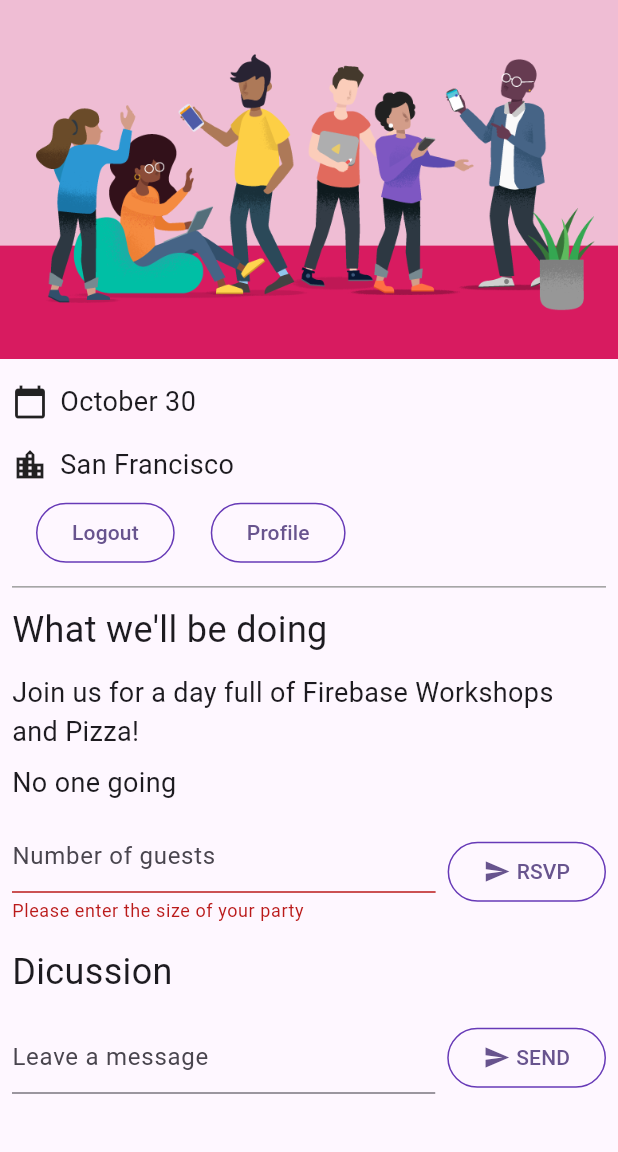
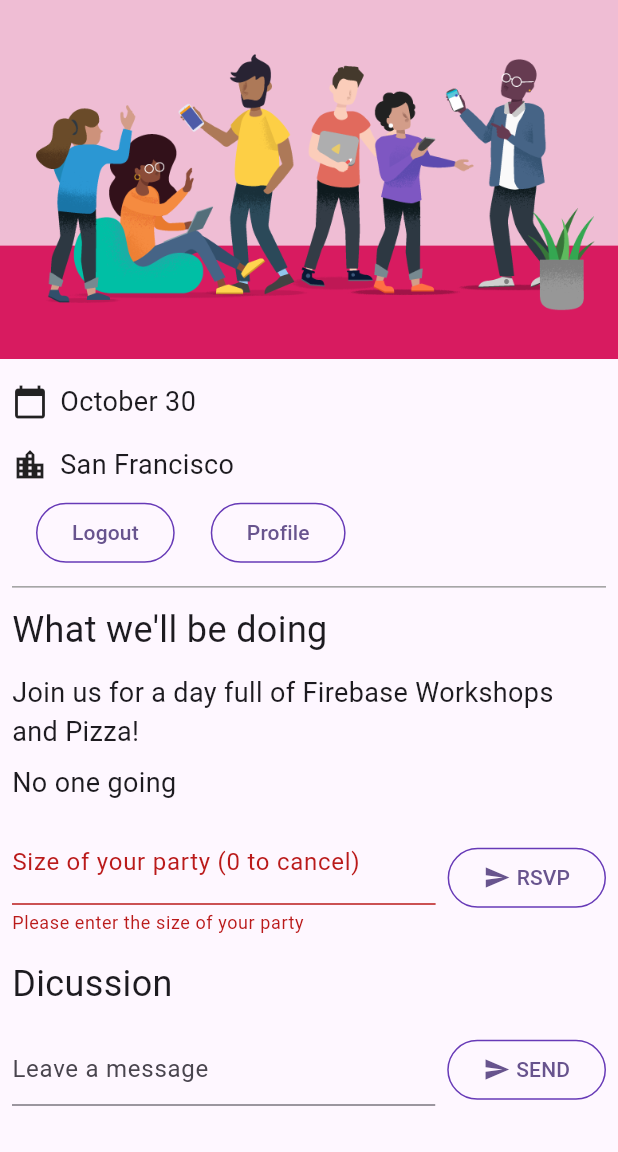
Before and after one commit to LeitMoth/firebase_demo, a Flutter app: the screen it shows once a user with an empty profile is signed in, after a tap on "RSVP", on a phone screen of 412 x 824 dp, the part 84-1236 px from its top. Run offline on Flutter 3.47's test engine with Material 3 defaults, Android fonts, the phone set to English and light mode, and no system bars; our stand-ins replace cloud_firestore, firebase_auth, firebase_core, go_router, google_fonts; missing offline and left inert: firebase_ui_auth; accounts and stored records are empty.

Commit message:
RSVP with an integer party size works!

```diff
--- a/firebase_demo/lib/app_state.dart
+++ b/firebase_demo/lib/app_state.dart
@@ -9,8 +9,6 @@ import 'package:flutter/material.dart';
 
 import 'firebase_options.dart';
 import 'guest_book_message.dart';
-
-//enum Attending { yes, no, unknown }
 
 class ApplicationState extends ChangeNotifier {
   ApplicationState() {
@@ -45,10 +43,12 @@ class ApplicationState extends ChangeNotifier {
 
     FirebaseFirestore.instance
         .collection('attendees')
-        .where('attending', isEqualTo: true)
         .snapshots()
         .listen((snapshot) {
-      _totalAttendees = snapshot.docs.length;
+      _totalAttendees = 0;
+      for (final document in snapshot.docs) {
+        _totalAttendees += document.data()['numAttending'] as int;
+      }
       notifyListeners();
     });
 
--- a/firebase_demo/lib/home_page.dart
+++ b/firebase_demo/lib/home_page.dart
@@ -3,15 +3,13 @@
 // found in the LICENSE file.
 
 import 'package:firebase_auth/firebase_auth.dart'
-    hide
-        EmailAuthProvider,
-        PhoneAuthProvider;
+    hide EmailAuthProvider, PhoneAuthProvider;
 import 'package:flutter/material.dart';
-import 'package:gtk_flutter/report_attending.dart';
 import 'package:provider/provider.dart';
 
 import 'app_state.dart';
 import 'guest_book.dart';
+import 'report_attending.dart';
 import 'src/authentication.dart';
 
 import 'src/widgets.dart';
@@ -59,11 +57,10 @@ class HomePage extends StatelessWidget {
                   _ => const Paragraph('No one going'),
                 },
                 if (appState.loggedIn) ...[
-                  // YesNoSelection(
-                  //   state: appState.localNumAttending,
-                  //   onSelection: (attending) => appState.localNumAttending = attending,
-                  // ),
-                  ReportAttending(localNumAttending: appState.localNumAttending, onUpdate: (attending) => appState.localNumAttending = attending),
+                  ReportAttending(
+                      localNumAttending: appState.localNumAttending,
+                      onUpdate: (attending) =>
+                          appState.localNumAttending = attending),
                   const Header('Dicussion'),
                   GuestBook(
                     addMessage: (message) =>
--- a/firebase_demo/lib/report_attending.dart
+++ b/firebase_demo/lib/report_attending.dart
@@ -3,7 +3,8 @@ import 'package:flutter/material.dart';
 import 'src/widgets.dart';
 
 class ReportAttending extends StatelessWidget {
-  ReportAttending({super.key, required this.localNumAttending, required this.onUpdate});
+  ReportAttending(
+      {super.key, required this.localNumAttending, required this.onUpdate});
   final int localNumAttending;
   final void Function(int localNumAttending) onUpdate;
 
@@ -21,8 +22,9 @@ class ReportAttending extends StatelessWidget {
             Expanded(
               child: TextFormField(
                 controller: _controller,
-                decoration: const InputDecoration(
-                  hintText: 'Number of guests',
+                decoration: InputDecoration(
+                  labelText: 'Size of your party (0 to cancel)',
+                  hintText: "$localNumAttending",
                 ),
                 keyboardType: TextInputType.number,
                 validator: (value) {
```
Also changed, not shown: firebase_demo/lib/yes_no_selection.dart (deleted, +0 -70 lines).
